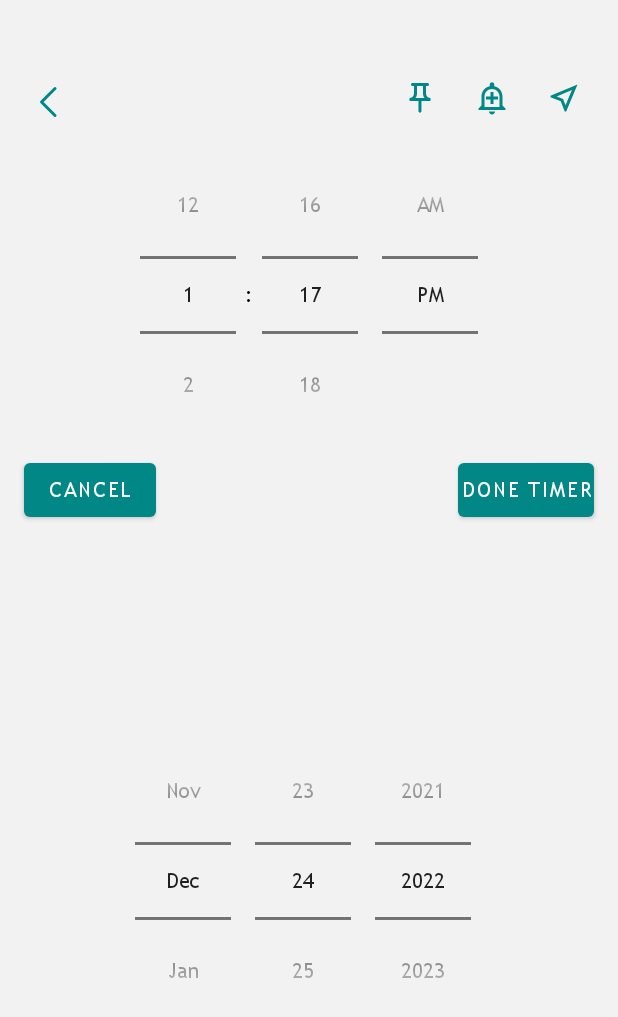
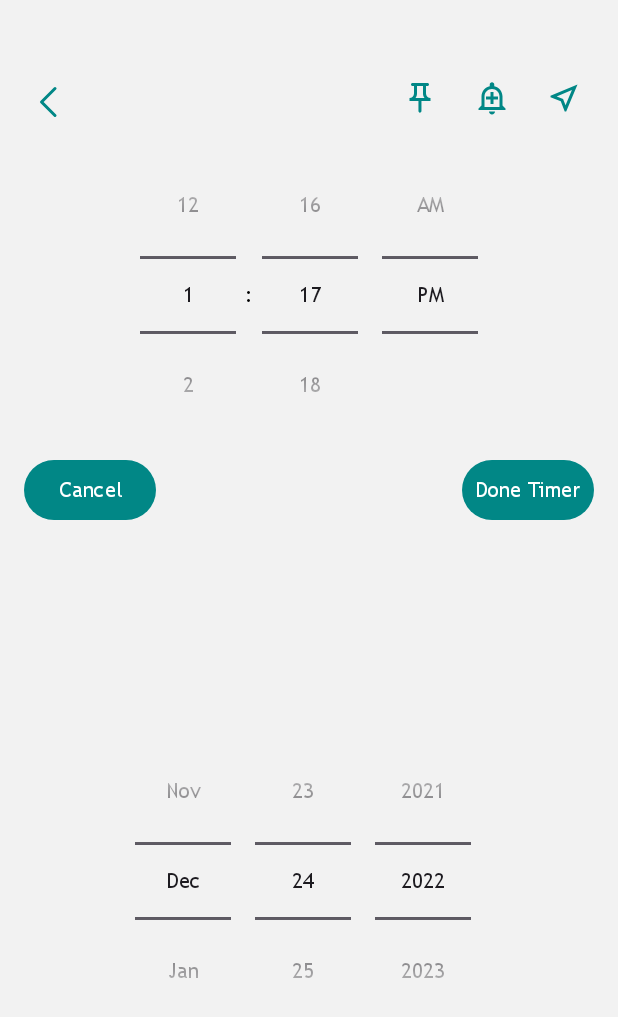
Before and after one commit to sayeedajmal/Keep, an Android app: the newListActivity screen opened directly, with no data from a screen before it, after a tap on "set Reminder", on a phone screen of 412 x 824 dp. Shown: the top 1017 px of the screen. Run offline under Robolectric (Android 15) with nearby library versions, the phone set to English and light mode, and no system bars.

Commit message:
beautified some UI

```diff
--- a/app/src/main/res/layout/activity_dashboard.xml
+++ b/app/src/main/res/layout/activity_dashboard.xml
@@ -21,6 +21,7 @@
         app:layout_constraintTop_toTopOf="parent"
         app:tabGravity="center"
         app:tabIndicatorColor="@color/teal_700"
+        app:tabTextColor="@color/teal_700"
         tools:ignore="MissingConstraints" />
 
     <ImageButton
--- a/app/src/main/res/layout/activity_new_list.xml
+++ b/app/src/main/res/layout/activity_new_list.xml
@@ -84,8 +84,8 @@
             android:backgroundTint="@color/transparent"
             android:fontFamily="@font/emotion"
             android:gravity="top|left"
+            android:maxLines="25"
             android:minLines="8"
-            android:maxLines="25"
             android:overScrollMode="always"
             android:scrollbars="vertical"
             android:singleLine="false"
@@ -99,10 +99,11 @@
         android:layout_marginStart="16dp"
         android:layout_marginTop="16dp"
         android:drawableTint="#009688"
+        android:padding="5dp"
         android:paddingStart="2dp"
         android:text="set Reminder"
         android:textAllCaps="false"
-        android:textSize="11sp"
+        android:textSize="15sp"
         app:backgroundTint="@color/teal_700"
         app:icon="@drawable/alert15"
         app:layout_constraintStart_toStartOf="parent"
@@ -117,6 +118,7 @@
         android:drawableTint="#009688"
         android:padding="0dp"
         android:text="Done"
+        android:textSize="15sp"
         app:backgroundTint="@color/teal_700"
         app:layout_constraintEnd_toEndOf="parent"
         app:layout_constraintTop_toBottomOf="@+id/listLayout" />
@@ -161,9 +163,9 @@
         android:id="@+id/date_picker"
         android:layout_width="wrap_content"
         android:layout_height="wrap_content"
+        android:calendarViewShown="false"
+        android:datePickerMode="spinner"
         android:visibility="gone"
-        android:datePickerMode="spinner"
-        android:calendarViewShown="false"
         app:layout_constraintBottom_toBottomOf="parent"
         app:layout_constraintEnd_toEndOf="parent"
         app:layout_constraintStart_toStartOf="parent"
--- a/app/src/main/res/layout/activity_signup.xml
+++ b/app/src/main/res/layout/activity_signup.xml
@@ -108,7 +108,7 @@
         android:id="@+id/CreateNew"
         style="@style/Widget.MaterialComponents.Button"
         android:layout_width="match_parent"
-        android:layout_height="55dp"
+        android:layout_height="50dp"
         android:layout_marginStart="30dp"
         android:layout_marginTop="80dp"
         android:layout_marginEnd="30dp"
--- a/app/src/main/res/layout/custom_toast.xml
+++ b/app/src/main/res/layout/custom_toast.xml
@@ -5,6 +5,7 @@
     android:layout_width="wrap_content"
     android:layout_height="wrap_content"
     android:layout_margin="10dp"
+    android:theme="@style/Theme.Keep"
     android:layout_gravity="center_horizontal"
     android:backgroundTint="#E4018786"
     app:cardCornerRadius="5dp">
--- a/app/src/main/res/layout/fragment_bottom_dialog.xml
+++ b/app/src/main/res/layout/fragment_bottom_dialog.xml
@@ -45,7 +45,7 @@
         android:paddingStart="2dp"
         android:text="set Reminder"
         android:textAllCaps="false"
-        android:textSize="11sp"
+        android:textSize="15sp"
         app:backgroundTint="@color/teal_700"
         app:icon="@drawable/alert15"
         app:layout_constraintStart_toStartOf="parent"
@@ -60,6 +60,7 @@
         android:drawableTint="#009688"
         android:padding="0dp"
         android:text="Update"
+        android:textSize="15sp"
         app:backgroundTint="@color/teal_700"
         app:layout_constraintEnd_toEndOf="parent"
         app:layout_constraintTop_toBottomOf="@+id/listLayout" />
--- a/app/src/main/res/layout/fragment_list.xml
+++ b/app/src/main/res/layout/fragment_list.xml
@@ -27,12 +27,12 @@
         android:layout_width="match_parent"
         android:layout_height="match_parent"
         android:layout_marginStart="50dp"
-        android:paddingStart="5dp"
+        android:background="#018786"
         android:gravity="center"
         android:lines="2"
+        android:paddingStart="5dp"
+        android:textAlignment="textStart"
         android:textColor="@color/white"
-        android:background="#018786"
-        android:textAlignment="textStart"
         android:textSize="20sp"
         tools:ignore="RtlCompat,RtlSymmetry" />
 </androidx.cardview.widget.CardView>
--- a/app/src/main/res/layout/fragment_recycler.xml
+++ b/app/src/main/res/layout/fragment_recycler.xml
@@ -8,8 +8,7 @@
     <androidx.swiperefreshlayout.widget.SwipeRefreshLayout
         android:id="@+id/swipeRefresh"
         android:layout_width="match_parent"
-        android:layout_height="match_parent"
-        android:layout_margin="5dp">
+        android:layout_height="match_parent">
 
         <androidx.recyclerview.widget.RecyclerView
             android:id="@+id/RecyclerView"
--- a/app/src/main/res/values-night/themes.xml
+++ b/app/src/main/res/values-night/themes.xml
@@ -1,6 +1,6 @@
-<resources xmlns:tools="http://schemas.android.com/tools">
+<resources>
     <!-- Base application theme. -->
-    <style name="Theme.Keep" parent="Theme.MaterialComponents.DayNight.NoActionBar">
+    <style name="Theme.Keep" parent="Theme.Material3.DayNight.NoActionBar">
         <!-- Primary brand color. -->
         <item name="android:fontFamily">@font/trebuc</item>
         <item name="android:textColor">@color/white</item>
--- a/app/src/main/res/values/themes.xml
+++ b/app/src/main/res/values/themes.xml
@@ -1,6 +1,7 @@
 <resources xmlns:tools="http://schemas.android.com/tools">
     <!-- Base application theme. -->
-    <style name="Theme.Keep" parent="Theme.MaterialComponents.DayNight.NoActionBar">
+    <style name="Theme.Keep" parent="Theme.Material3.DayNight.NoActionBar">
+        <!--MaterialComponents.DayNight.NoActionBar-->
         <!-- Primary brand color. -->
         <item name="android:fontFamily">@font/trebuc</item>
         <item name="android:textColor">@color/black</item>
--- a/settings.gradle
+++ b/settings.gradle
@@ -3,7 +3,6 @@ pluginManagement {
         gradlePluginPortal()
         google()
         mavenCentral()
-        maven{ url("https://gitpack.io")}
     }
 }
 dependencyResolutionManagement {
@@ -11,6 +10,8 @@ dependencyResolutionManagement {
     repositories {
         google()
         mavenCentral()
+        maven { url "https://jitpack.io" }
+
     }
 }
 rootProject.name = "Keep"
```
Also changed, not shown: app/build.gradle (+6 -7 lines), app/src/main/res/layout/fragment_task.xml (+11 -14 lines).
